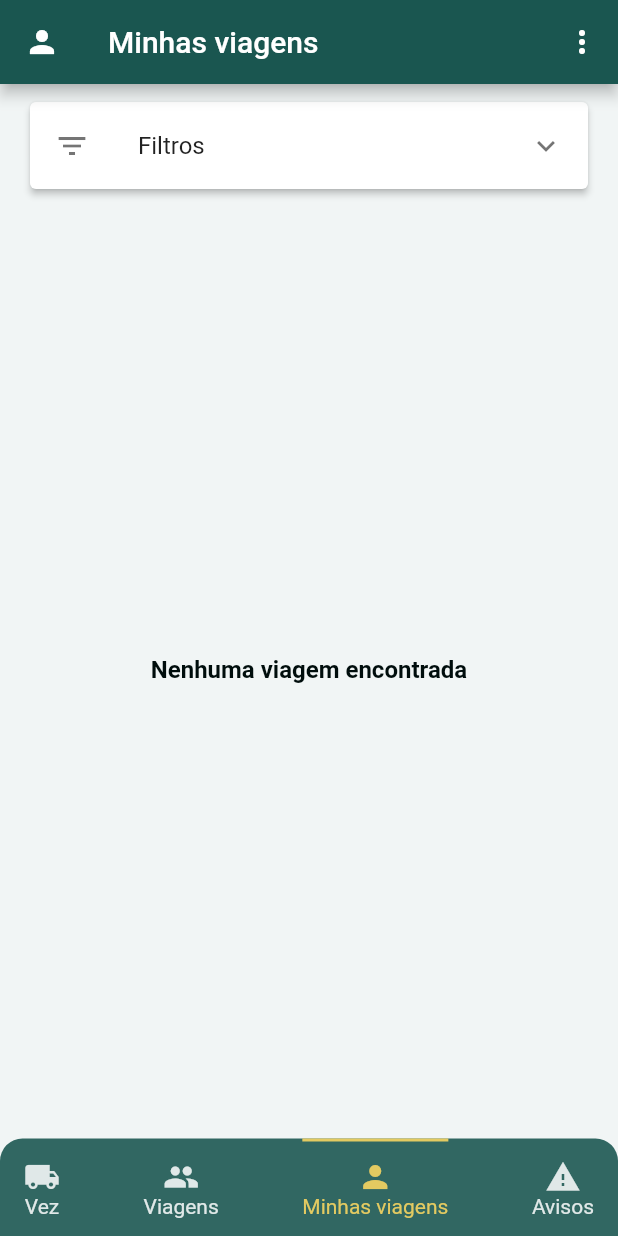
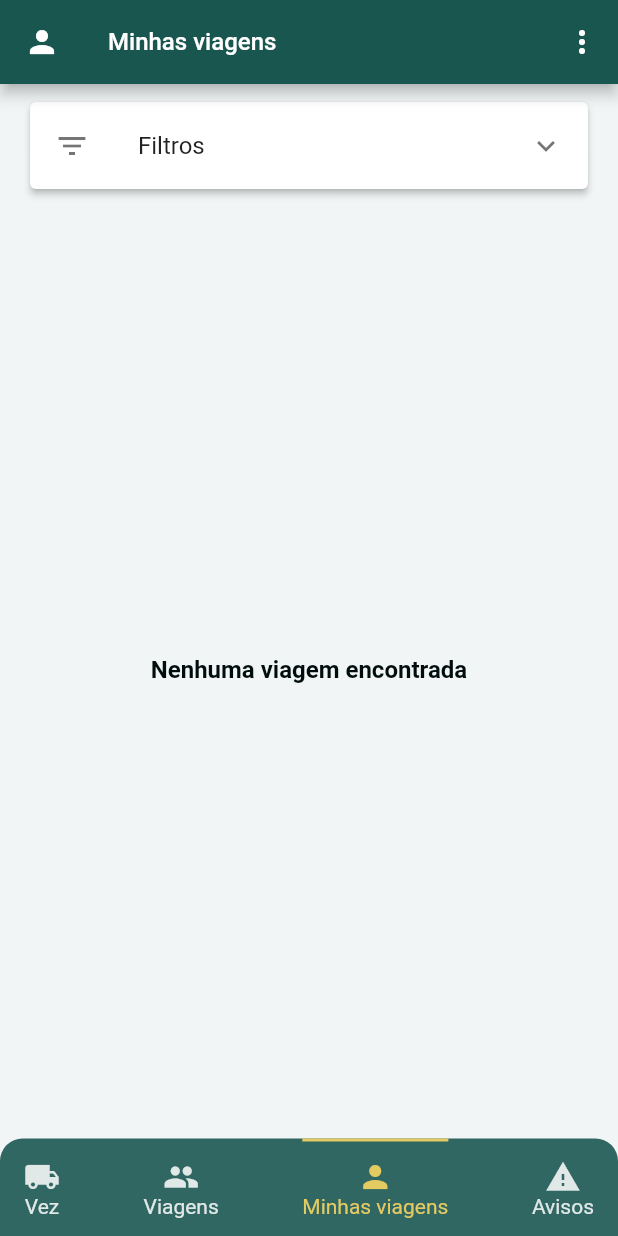
Before and after one commit to Wxze/desafio_coopertransc, a Flutter app: the HomeView screen opened by its route, item 3 of the bottom bar chosen, on a phone screen of 412 x 824 dp. Run offline on Flutter 3.47's test engine with Material 2 defaults, Android fonts, the light colour scheme and no system bars; our stand-ins replace shared_preferences; accounts and stored records are empty; network calls fail.

Commit message:
Change AppBar title size

```diff
--- a/lib/view/home_view.dart
+++ b/lib/view/home_view.dart
@@ -83,7 +83,10 @@ class _HomeViewState extends State<HomeView> {
   Widget build(BuildContext context) {
     return Scaffold(
       appBar: AppBar(
-        title: Text(_appBarTitle),
+        title: Text(_appBarTitle,
+            style: TextStyle(
+              fontSize: 16,
+            )),
         leading: leadingIcon(),
         automaticallyImplyLeading: false,
         actions: <Widget>[
```
